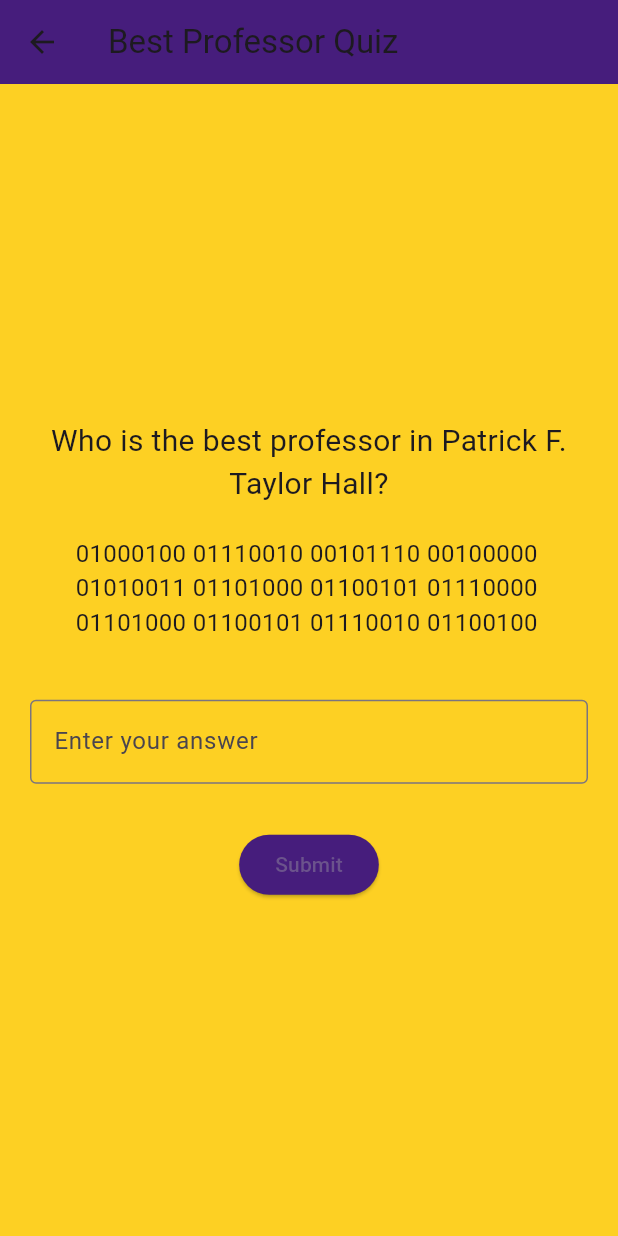
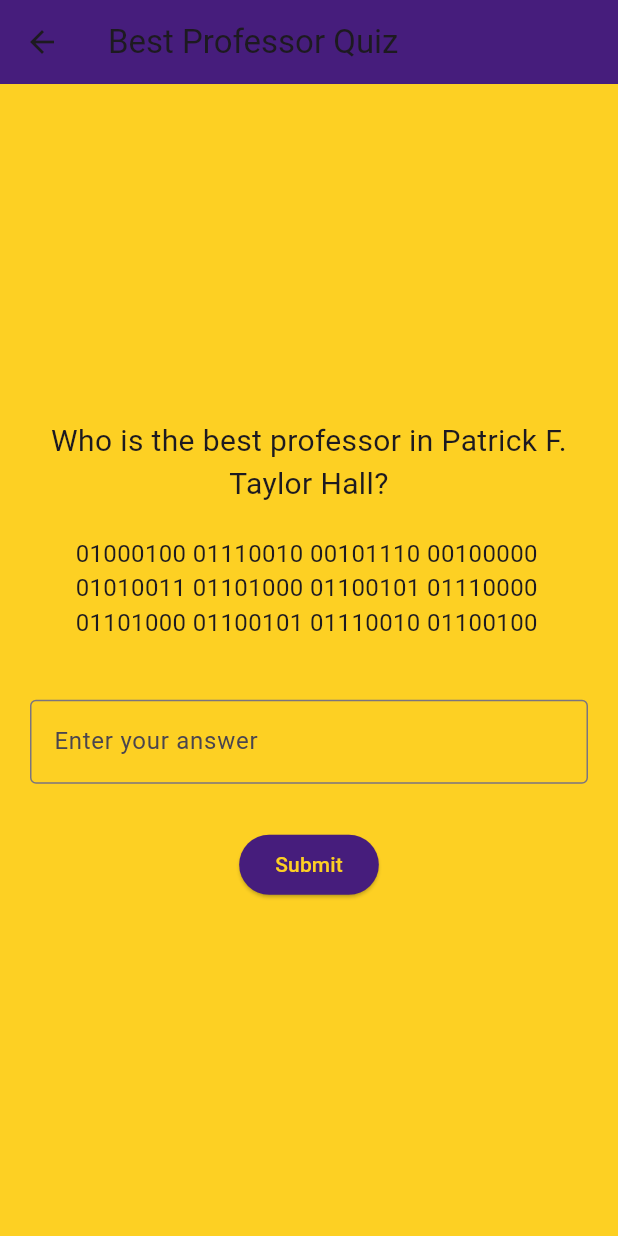
Before and after one commit to maureensanchez99/app6, a Flutter app: the BestProfessorQuiz screen opened directly, on a phone screen of 412 x 824 dp. Run offline on Flutter 3.47's test engine with Material 3 defaults, Android fonts, the phone set to English and light mode, and no system bars; our stand-ins replace confetti, shared_preferences; accounts and stored records are empty.

Commit message:
Changed the color scheme of the submit button since you couldnt see the words

```diff
--- a/lib/pages/binary_clue.dart
+++ b/lib/pages/binary_clue.dart
@@ -96,7 +96,10 @@ class _BestProfessorQuizState extends State<BestProfessorQuiz> {
                 style: ElevatedButton.styleFrom(
                   backgroundColor: const Color(0xFF461D7C), // LSU Purple
                 ),
-                child: const Text('Submit'),
+                child: const Text(
+                  'Submit',
+                  style: TextStyle(color: Color(0xFFFDD023)), // LSU Gold
+                ),
               ),
             ],
           ),
```
